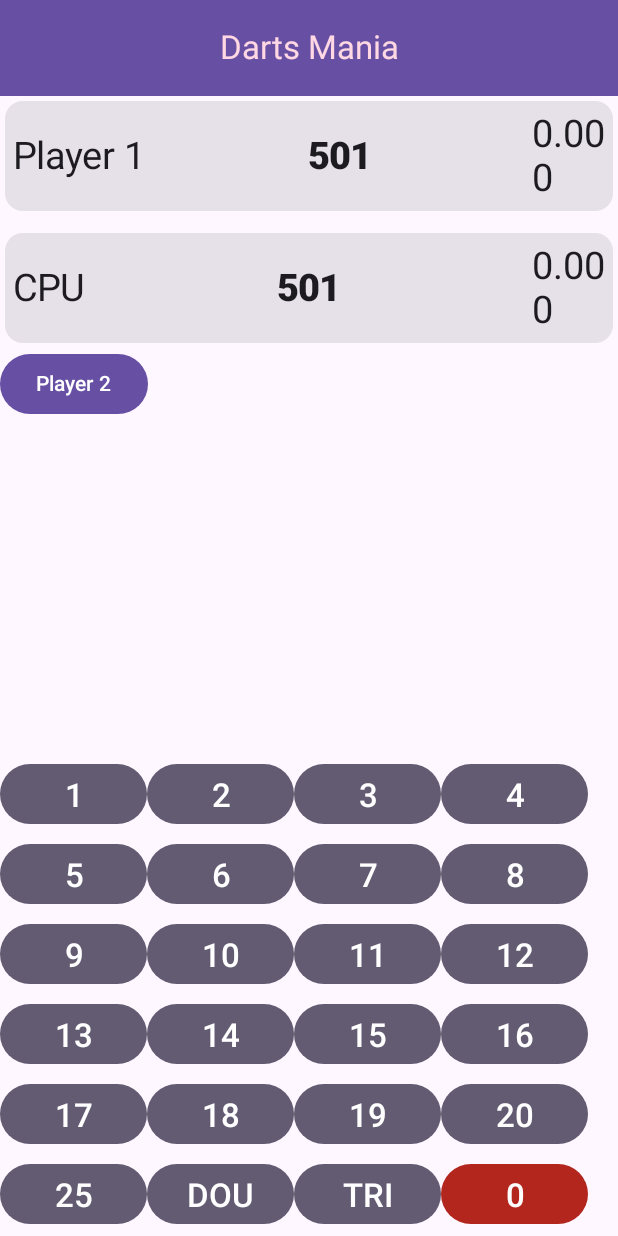
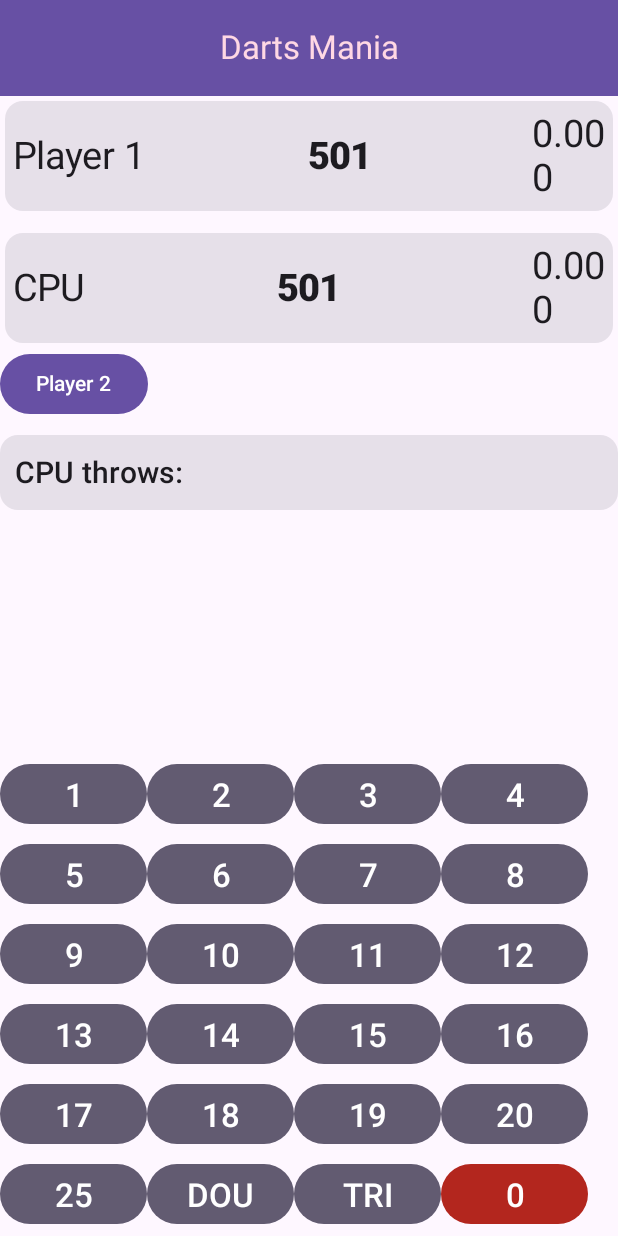
Before and after one commit to alexvujisic/DartMania, an Android app built with Jetpack Compose: the screen it shows after launch (MainActivity), after a tap on "Play against CPU", on a phone screen of 412 x 824 dp. Run offline under Robolectric (Android 15) with nearby library versions, the phone set to English and light mode, and no system bars.

Commit message:
added visualizations to bot darts and possible checkout

```diff
--- a/app/src/main/java/com/example/dartmania/models/CheckOutTable.kt
+++ b/app/src/main/java/com/example/dartmania/models/CheckOutTable.kt
@@ -164,3 +164,7 @@ private val checkoutTable = mapOf(
     3 to "S1 D1",
     2 to "D1"
 )
+
+fun calculateCheckout(remainingPoints: Int): String {
+    return checkoutTable[remainingPoints] ?: "No Checkout Possible"
+}
--- a/app/src/main/java/com/example/dartmania/screens/PlayerScreen.kt
+++ b/app/src/main/java/com/example/dartmania/screens/PlayerScreen.kt
@@ -76,6 +76,13 @@ fun PlayerScreen(
                 visible = playerTwo.isCpuPlayer,
                 darts = cpuDarts
             )
+
+            ShowCheckout(pointsRemain = playerOne.pointsRemain, player = "Player 1")
+            if(!playerTwo.isCpuPlayer){
+                ShowCheckout(pointsRemain = playerTwo.pointsRemain, player = "Player 2")
+            }
+
+
             if(currentPlayer == 1 || (!playerTwo.isCpuPlayer && currentPlayer == 2)){
                 PointButtons { value ->
                     when (value) {
--- a/app/src/main/java/com/example/dartmania/screens/ScreenComponents.kt
+++ b/app/src/main/java/com/example/dartmania/screens/ScreenComponents.kt
@@ -6,6 +6,8 @@ import androidx.compose.foundation.layout.Column
 import androidx.compose.foundation.layout.Row
 import androidx.compose.foundation.layout.fillMaxHeight
 import androidx.compose.foundation.layout.fillMaxSize
+import androidx.compose.foundation.layout.fillMaxWidth
+import androidx.compose.foundation.layout.height
 import androidx.compose.foundation.layout.padding
 import androidx.compose.foundation.layout.size
 import androidx.compose.foundation.layout.wrapContentSize
@@ -35,6 +37,7 @@ import androidx.compose.ui.unit.dp
 import androidx.compose.ui.unit.sp
 import androidx.navigation.NavController
 import androidx.navigation.compose.currentBackStackEntryAsState
+import com.example.dartmania.models.calculateCheckout
 import com.example.dartmania.navigation.Screen
 
 @OptIn(ExperimentalMaterial3Api::class)
@@ -218,10 +221,38 @@ fun DartsPointsRow(
     darts: ArrayList<String>
 ) {
     if (visible) {
-        darts.forEach{dart ->
-            Text(dart, style = MaterialTheme.typography.labelLarge)
-        }
-        /*
+        Card(
+            modifier = Modifier
+                .padding(top = 10.dp)
+                .fillMaxWidth()
+                .height(50.dp)
+        ) {
+            Row(
+                modifier = Modifier
+                    .fillMaxSize()
+                    .padding(10.dp),
+                horizontalArrangement = Arrangement.spacedBy(8.dp),
+                verticalAlignment = Alignment.CenterVertically
+            ) {
+                Text(text = "CPU throws: ",
+                    style = MaterialTheme.typography.labelLarge,
+                    fontSize = 20.sp,
+                    )
+                darts.forEach { dart ->
+                    Text(
+                        dart + " |",
+                        style = MaterialTheme.typography.labelLarge,
+                        fontSize = 20.sp,
+                        //modifier = Modifier.padding(end = 5.dp)
+
+
+                        )
+                }
+            }
+
+
+
+            /*
         Column(
             modifier = Modifier
                 .padding(16.dp)
@@ -266,5 +297,40 @@ fun DartsPointsRow(
                 }
             }
         }*/
+        }
     }
 }
+
+
+//TODO: soll alle drei runden sich nur ändern und nicht nach jedem wurf
+@Composable
+fun ShowCheckout(
+    pointsRemain: Int = 180,
+    player: String = "default"
+){
+    if(pointsRemain <= 170 && (calculateCheckout(pointsRemain) != "No Checkout Possible" )) {
+        Column (
+        ){
+            Card(
+                modifier = Modifier
+                    .padding(top = 10.dp)
+                    .fillMaxWidth()
+                    .height(50.dp)
+            ) {
+                Box(
+                    modifier = Modifier
+                        .fillMaxWidth()
+                        .height(50.dp), // Adjust height as needed
+                    contentAlignment = Alignment.Center
+                ){
+                    Text(
+                        text = player + " " + calculateCheckout(remainingPoints = pointsRemain),
+                        fontSize = 25.sp,
+                        modifier = Modifier
+                            .wrapContentSize(Alignment.Center)
+                    )
+                }
+            }
+        }
+    }
+}
```
